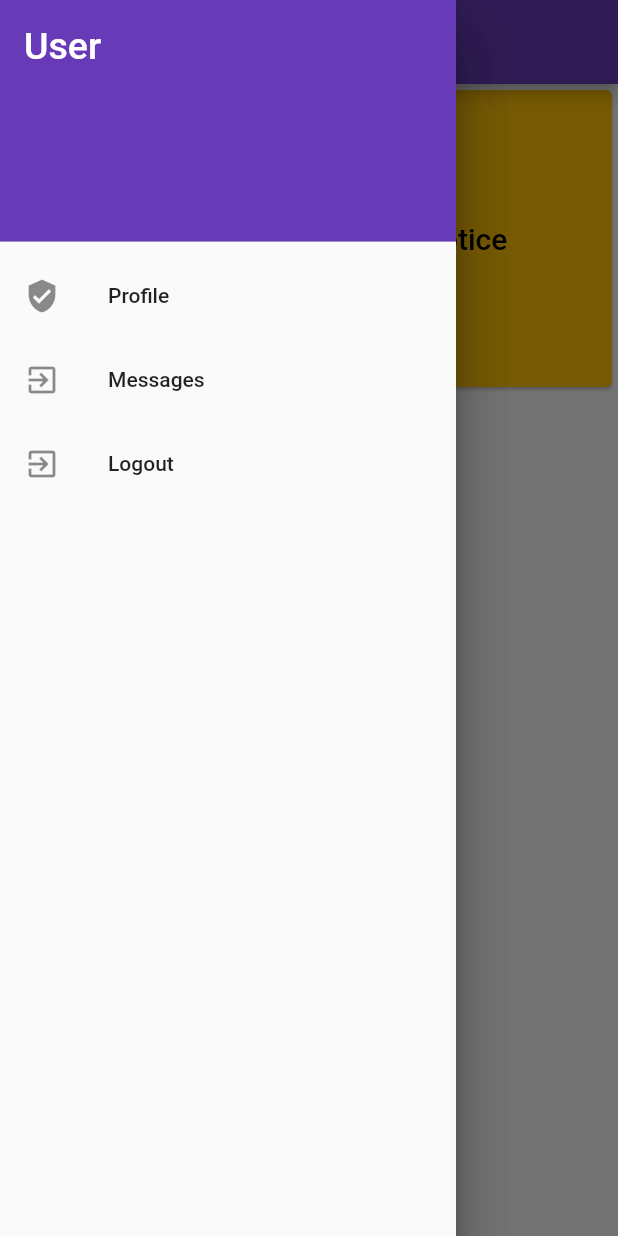
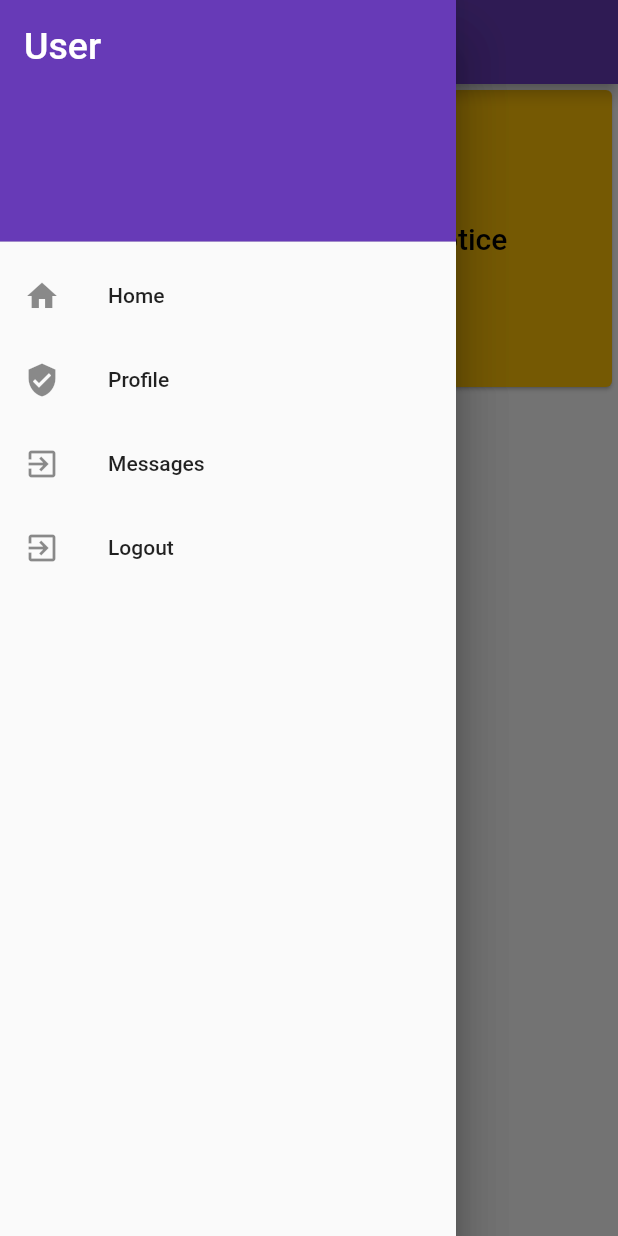
Before and after one commit to Sekarre/eDiaryMobile, a Flutter app: the HomePage screen opened directly, in the side drawer, after a tap on "Messages", on a phone screen of 412 x 824 dp. Run offline on Flutter 3.47's test engine with Material 2 defaults, Android fonts, the phone set to English and light mode, and no system bars; our stand-ins replace flutter_secure_storage, rflutter_alert; accounts and stored records are empty.

Commit message:
add home screen to navbar. Closes 16

```diff
--- a/e_diary_mobile/lib/navbar/nav_drawer.dart
+++ b/e_diary_mobile/lib/navbar/nav_drawer.dart
@@ -1,4 +1,5 @@
 import 'package:e_diary_mobile/auth/auth.dart';
+import 'package:e_diary_mobile/home/home.dart';
 import 'package:e_diary_mobile/messages/widgets/message_home.dart';
 import 'package:e_diary_mobile/model/role_type.dart';
 import 'package:e_diary_mobile/profile/profile.dart';
@@ -45,6 +46,7 @@ class NavDrawer extends StatelessWidget {
               decoration: BoxDecoration(
                 color: Colors.deepPurple,
               )),
+          homeTile(context),
           profileTile(context),
           messagesTile(context),
           logoutTile(context),
@@ -66,6 +68,7 @@ class NavDrawer extends StatelessWidget {
               decoration: BoxDecoration(
                 color: Colors.deepPurple,
               )),
+          homeTile(context),
           profileTile(context),
           messagesTile(context),
           createClassTile(context),
@@ -89,6 +92,7 @@ class NavDrawer extends StatelessWidget {
               decoration: BoxDecoration(
                 color: Colors.deepPurple,
               )),
+          homeTile(context),
           profileTile(context),
           createClassTile(context),
           manageClassTile(context),
@@ -98,6 +102,21 @@ class NavDrawer extends StatelessWidget {
           logoutTile(context),
         ],
       ),
+    );
+  }
+
+  ListTile homeTile(BuildContext context) {
+    return ListTile(
+      leading: Icon(Icons.home),
+      title: Text('Home'),
+      onTap: () => {
+        Navigator.push(
+            context,
+            MaterialPageRoute(
+                builder: (context) => HomePage()
+            )
+        )
+      },
     );
   }
 
```
